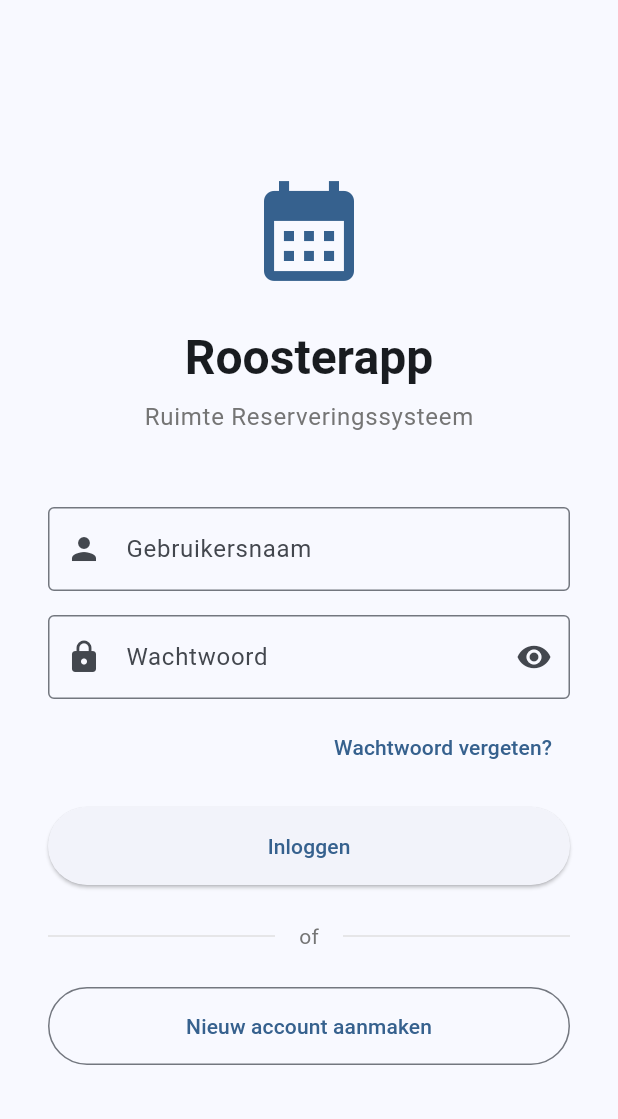
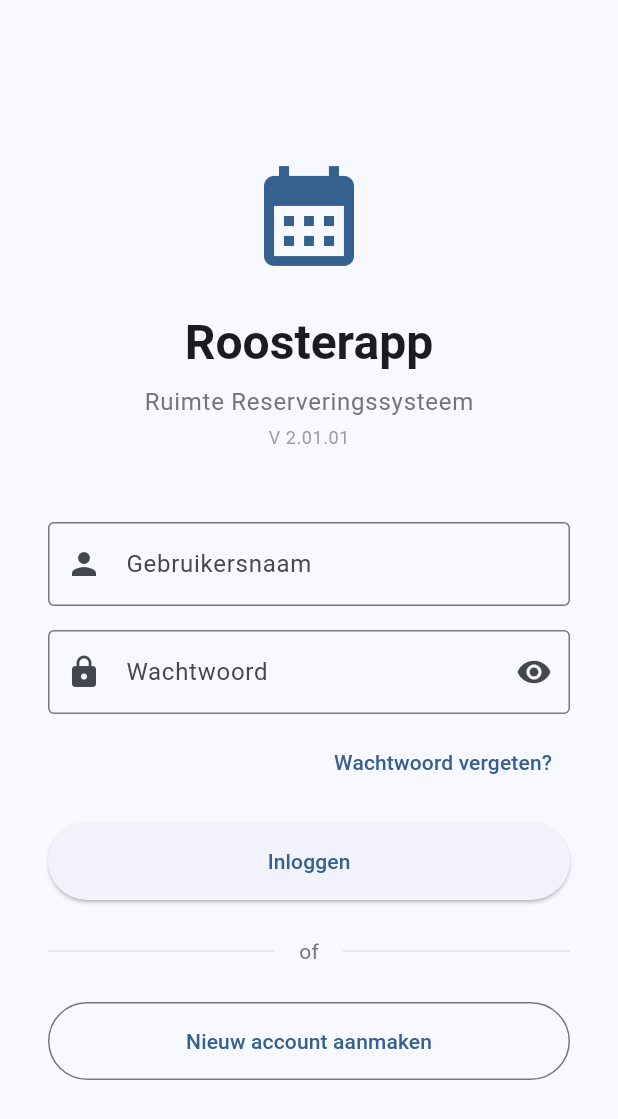
Before and after one commit to hansvdbraak/roosterapp, a Flutter app: the screen it shows after launch, on a phone screen of 412 x 824 dp. Shown: the top 1119 px of the screen. Run offline on Flutter 3.47's test engine with Material 3 defaults, Android fonts, the phone set to English and light mode, and no system bars; our stand-ins replace shared_preferences; missing offline and left inert: rooster_client, serverpod_flutter; accounts and stored records are empty.

Commit message:
Add version display and auto-increment system
- Display version "V 2.01.01" on welcome screen below subtitle
- Create version.dart config file for centralized version management
- Add increment_version.sh script to auto-increment patch version
- Add build_and_deploy.sh script for automated build workflow
- Add BUILD.md documentation for version management

Co-Authored-By: Claude Sonnet 4.5 <noreply@anthropic.com>

```diff
--- /dev/null
+++ b/lib/config/version.dart
@@ -0,0 +1,5 @@
+/// App version configuration
+/// Update this after each build
+class AppVersion {
+  static const String version = '2.01.01';
+}
--- a/lib/screens/welcome_screen.dart
+++ b/lib/screens/welcome_screen.dart
@@ -1,6 +1,7 @@
 import 'package:flutter/material.dart';
 import 'package:provider/provider.dart';
 import '../providers/auth_provider.dart';
+import '../config/version.dart';
 import 'room_list_screen.dart';
 import 'register_screen.dart';
 import 'forgot_password_screen.dart';
@@ -132,6 +133,13 @@ class _WelcomeScreenState extends State<WelcomeScreen> {
                         color: Colors.grey[600],
                       ),
                 ),
+                const SizedBox(height: 4),
+                Text(
+                  'V ${AppVersion.version}',
+                  style: Theme.of(context).textTheme.bodySmall?.copyWith(
+                        color: Colors.grey[500],
+                      ),
+                ),
                 const SizedBox(height: 48),
 
                 // Gebruikersnaam veld
```
Also changed, not shown: 3 other files.
